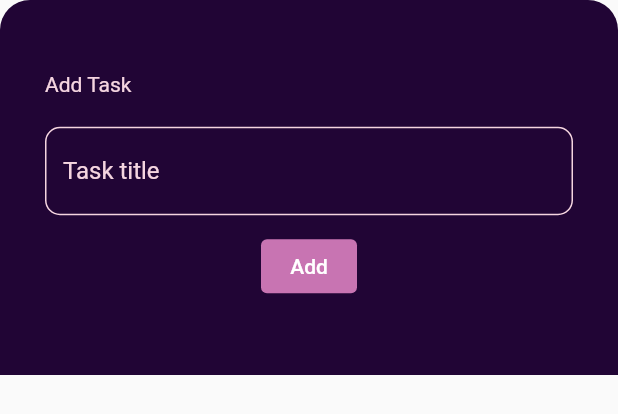
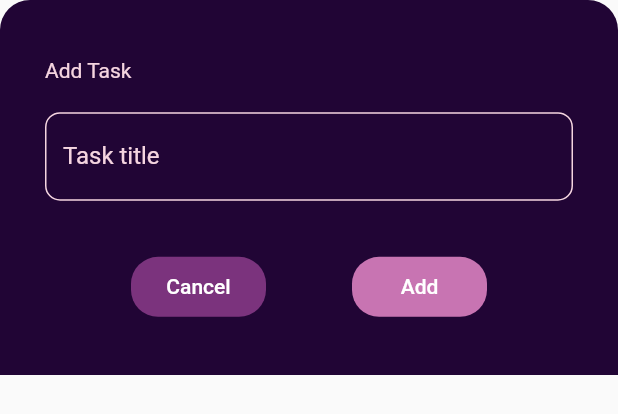
Before and after one commit to MeryamAjlani/Journey, a Flutter app: the BottomSheetWidget widget shown alone on an empty page, opened directly, on a phone screen of 412 x 824 dp. Shown: the top 414 px of the screen. Run offline on Flutter 3.47's test engine with Material 2 defaults, Android fonts, the phone set to English and light mode, and no system bars; our stand-ins replace bloc, custom_rating_bar, equatable, flutter_bloc, hydrated_bloc, percent_indicator and 3 more; accounts and stored records are empty.

Commit message:
adding validation to bottom sheet form

```diff
--- /dev/null
+++ b/lib/constants/ShakeAnimation.dart
@@ -0,0 +1,16 @@
+import 'package:flutter/material.dart';
+
+abstract class AnimationControllerState<T extends StatefulWidget>
+    extends State<T> with SingleTickerProviderStateMixin {
+  AnimationControllerState(this.animationDuration);
+
+  final Duration animationDuration;
+  late final animationController =
+      AnimationController(vsync: this, duration: animationDuration);
+
+  @override
+  void dispose() {
+    animationController.dispose();
+    super.dispose();
+  }
+}
--- a/lib/widgets/BottomSheetWidget.dart
+++ b/lib/widgets/BottomSheetWidget.dart
@@ -8,6 +8,9 @@ import 'package:flutter_bloc/flutter_bloc.dart';
 import 'package:my_journey/Blocs/Task_bloc/tasks_bloc.dart';
 import 'package:my_journey/constants/ColorPalette.dart';
 import 'package:my_journey/models/Task.dart';
+import 'package:my_journey/screensize/ScreenSize.dart';
+import 'package:my_journey/widgets/ShakeStateWidget.dart';
+import 'package:my_journey/widgets/ShakeWidget.dart';
 import 'package:uuid/uuid.dart';
 
 class BottomSheetWidget extends StatefulWidget {
@@ -17,9 +20,10 @@ class BottomSheetWidget extends StatefulWidget {
   State<BottomSheetWidget> createState() => _BottomSheetWidgetState();
 }
 
+class _BottomSheetWidgetState extends State<BottomSheetWidget> {
   TextEditingController titleController = TextEditingController();
-
-class _BottomSheetWidgetState extends State<BottomSheetWidget> {
+  bool _isTextFieldError = false;
+  final _textFieldErrorShakeKey = GlobalKey<ShakeWidgetState>();
   @override
   Widget build(BuildContext context) {
     var uuid = Uuid();
@@ -27,10 +31,10 @@ class _BottomSheetWidgetState extends State<BottomSheetWidget> {
     return Padding(
       padding: mediaQueryData.viewInsets,
       child: Container(
-        decoration: const BoxDecoration(color: ColorPalette.background,
-         borderRadius: BorderRadius.only(topLeft: Radius.circular(20),topRight: Radius.circular(20))
-        ),
-
+        decoration: const BoxDecoration(
+            color: ColorPalette.background,
+            borderRadius: BorderRadius.only(
+                topLeft: Radius.circular(20), topRight: Radius.circular(20))),
         child: SizedBox(
           height: 250,
           child: Padding(
@@ -51,10 +55,15 @@ class _BottomSheetWidgetState extends State<BottomSheetWidget> {
                   ),
                   Padding(
                       padding: const EdgeInsets.only(top: 10, bottom: 10),
+                      child: ShakeWidget(
+                        key: _textFieldErrorShakeKey,
+                        shakeCount: 3,
+                        shakeOffset: 10,
+                        shakeDuration: Duration(milliseconds: 500),
                         child: TextFormField(
                           controller: titleController,
-                        style:
-                            TextStyle(color: Color.fromARGB(255, 237, 216, 241)),
+                          style: TextStyle(
+                              color: Color.fromARGB(255, 237, 216, 241)),
                           decoration: InputDecoration(
                             label: Text(
                               'Task title',
@@ -70,7 +79,8 @@ class _BottomSheetWidgetState extends State<BottomSheetWidget> {
                                   color: ColorPalette.lightPink, width: 1.0),
                               borderRadius: BorderRadius.circular(10.0),
                             ),
-                          errorStyle: TextStyle(color: ColorPalette.lightPink),
+                            errorStyle:
+                                TextStyle(color: ColorPalette.lightPink),
                             errorBorder: OutlineInputBorder(
                               borderSide: BorderSide(
                                   color: ColorPalette.lightPink, width: 1.0),
@@ -87,24 +97,72 @@ class _BottomSheetWidgetState extends State<BottomSheetWidget> {
                               borderRadius: BorderRadius.circular(10.0),
                             ),
                           ),
+                        ),
                       )),
-                  ButtonTheme(
-                    height: 100,
+                  Padding(
+                    padding: EdgeInsets.only(top: SizeConfig.screenHeight / 30),
+                    child: Row(
+                      mainAxisAlignment: MainAxisAlignment.spaceEvenly,
+                      children: [
+                        SizedBox(
+                          height: 40,
+                          width: 90,
                           child: TextButton(
-                      style: ButtonStyle( backgroundColor: MaterialStatePropertyAll<Color>(ColorPalette.pink),
-
+                            style: ButtonStyle(
+                              shape: MaterialStateProperty.all<
+                                      RoundedRectangleBorder>(
+                                  RoundedRectangleBorder(
+                                borderRadius: BorderRadius.circular(18.0),
+                              )),
+                              backgroundColor: MaterialStatePropertyAll<Color>(
+                                  ColorPalette.purple),
                             ),
                             onPressed: () {
+                              Navigator.pop(context);
+                            },
+                            child: const Text('Cancel',
+                                style: TextStyle(color: Colors.white)),
+                          ),
+                        ),
+                        SizedBox(
+                          height: 40,
+                          width: 90,
+                          child: TextButton(
+                            style: ButtonStyle(
+                              shape: MaterialStateProperty.all<
+                                      RoundedRectangleBorder>(
+                                  RoundedRectangleBorder(
+                                borderRadius: BorderRadius.circular(18.0),
+                              )),
+                              backgroundColor: MaterialStatePropertyAll<Color>(
+                                  ColorPalette.pink),
+                            ),
+                            onPressed: () {
+                              print(titleController.text);
+                              setState(() {
+                                _isTextFieldError =
+                                    (titleController.text.isEmpty);
+                              });
+                              if (!_isTextFieldError) {
                                 var task = Task(
                                     id: uuid.v4(),
                                     title: titleController.text,
                                     date: DateTime.now().toString());
-                        context.read<TasksBloc>().add(AddTask(task: task));
+                                context
+                                    .read<TasksBloc>()
+                                    .add(AddTask(task: task));
                                 Navigator.pop(context);
                                 titleController.text = '';
+                              } else {
+                                _textFieldErrorShakeKey.currentState
+                                    ?.shakeWidget();
+                              }
                             },
                             child: const Text('Add',
                                 style: TextStyle(color: Colors.white)),
+                          ),
+                        ),
+                      ],
                     ),
                   ),
                 ],
--- /dev/null
+++ b/lib/widgets/ShakeStateWidget.dart
@@ -0,0 +1,48 @@
+import 'dart:math';
+
+import 'package:flutter/animation.dart';
+import 'package:flutter/material.dart';
+import 'package:my_journey/constants/ShakeAnimation.dart';
+import 'package:my_journey/widgets/ShakeWidget.dart';
+
+class ShakeWidgetState extends AnimationControllerState<ShakeWidget> {
+  ShakeWidgetState(Duration duration) : super(duration);
+
+  @override
+  void initState() {
+    super.initState();
+    animationController.addStatusListener(_updateAnimationStatus);
+  }
+
+  @override
+  void dispose() {
+    animationController.removeStatusListener(_updateAnimationStatus);
+    super.dispose();
+  }
+
+  void _updateAnimationStatus(AnimationStatus status) {
+    if (status == AnimationStatus.completed) {
+      animationController.reset();
+    }
+  }
+
+  void shakeWidget() {
+    animationController.forward();
+  }
+
+  @override
+  Widget build(BuildContext context) {
+    return AnimatedBuilder(
+      animation: animationController,
+      child: widget.child,
+      builder: (context, child) {
+        final sineValue =
+            sin(widget.shakeCount * 2 * pi * animationController.value);
+        return Transform.translate(
+          offset: Offset(sineValue * widget.shakeOffset, 0),
+          child: child,
+        );
+      },
+    );
+  }
+}
--- /dev/null
+++ b/lib/widgets/ShakeWidget.dart
@@ -0,0 +1,19 @@
+import 'package:flutter/material.dart';
+import 'package:my_journey/widgets/ShakeStateWidget.dart';
+
+class ShakeWidget extends StatefulWidget {
+  const ShakeWidget({
+    Key? key,
+    required this.child,
+    required this.shakeOffset,
+    this.shakeCount = 3,
+    this.shakeDuration = const Duration(milliseconds: 400),
+  }) : super(key: key);
+  final Widget child;
+  final double shakeOffset;
+  final int shakeCount;
+  final Duration shakeDuration;
+
+  @override
+  ShakeWidgetState createState() => ShakeWidgetState(shakeDuration);
+}
```
Lines whose indentation alone changed are shown as unchanged.
